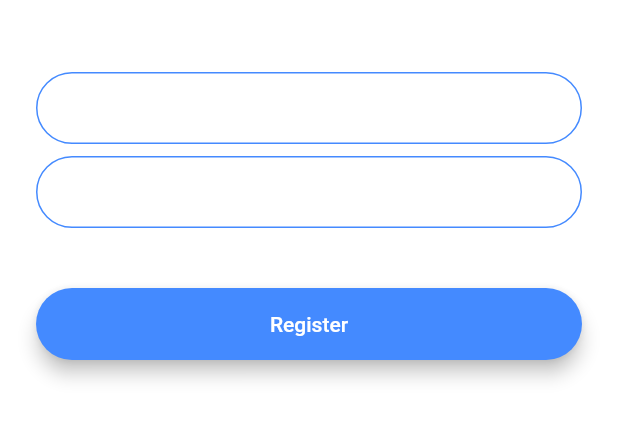
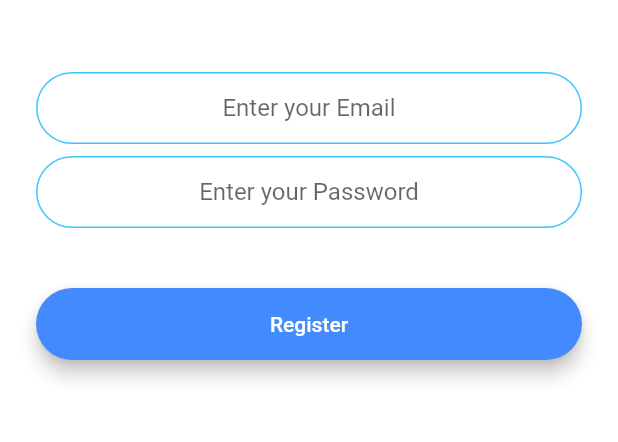
Before and after one commit to manRexx/Flash-Chat, a Flutter app: the screen it shows after launch, after a tap on "Register", on a phone screen of 412 x 824 dp, the part 576-1018 px from its top. Run offline on Flutter 3.47's test engine with Material 2 defaults, Android fonts, the phone set to English and light mode, and no system bars; our stand-ins replace animated_text_kit, firebase_auth, firebase_core; accounts and stored records are empty.

```diff
--- /dev/null
+++ b/lib/components/rounded_button.dart
@@ -0,0 +1,32 @@
+import 'package:flutter/material.dart';
+class RoundedButton extends StatelessWidget {
+  RoundedButton({this.color,this.title,@required this.onPressed});
+
+  final Color color;
+  final String title;
+  final Function onPressed;
+
+
+  @override
+  Widget build(BuildContext context) {
+    return Padding(
+      padding: EdgeInsets.symmetric(vertical: 16.0),
+      child: Material(
+        elevation: 5.0,
+        color: color,
+        borderRadius: BorderRadius.circular(30.0),
+        child: MaterialButton(
+          onPressed: onPressed,
+          minWidth: 200.0,
+          height: 42.0,
+          child: Text(
+            title,
+            style: TextStyle(
+              color: Colors.white,
+            ),
+          ),
+        ),
+      ),
+    );
+  }
+}
--- a/lib/constants.dart
+++ b/lib/constants.dart
@@ -17,3 +17,23 @@ const kMessageContainerDecoration = BoxDecoration(
     top: BorderSide(color: Colors.lightBlueAccent, width: 2.0),
   ),
 );
+
+
+const kInputDecoration=InputDecoration(
+  hintText: 'Enter your password.',
+  contentPadding:
+  EdgeInsets.symmetric(vertical: 10.0, horizontal: 20.0),
+  border: OutlineInputBorder(
+    borderRadius: BorderRadius.all(Radius.circular(32.0)),
+  ),
+  enabledBorder: OutlineInputBorder(
+    borderSide:
+    BorderSide(color: Colors.lightBlueAccent, width: 1.0),
+    borderRadius: BorderRadius.all(Radius.circular(32.0)),
+  ),
+  focusedBorder: OutlineInputBorder(
+    borderSide:
+    BorderSide(color: Colors.lightBlueAccent, width: 2.0),
+    borderRadius: BorderRadius.all(Radius.circular(32.0)),
+  ),
+);
--- a/lib/main.dart
+++ b/lib/main.dart
@@ -1,20 +1,20 @@
+import 'package:firebase_core/firebase_core.dart';
 import 'package:flutter/material.dart';
 import 'package:flash_chat/screens/welcome_screen.dart';
 import 'package:flash_chat/screens/login_screen.dart';
 import 'package:flash_chat/screens/registration_screen.dart';
 import 'package:flash_chat/screens/chat_screen.dart';
 
-void main() => runApp(FlashChat());
+void main() async {
+  WidgetsFlutterBinding.ensureInitialized();
+  await Firebase.initializeApp();
+  runApp(FlashChat());
+}
 
 class FlashChat extends StatelessWidget {
   @override
   Widget build(BuildContext context) {
     return MaterialApp(
-      theme: ThemeData.dark().copyWith(
-        textTheme: TextTheme(
-          body1: TextStyle(color: Colors.black54),
-        ),
-      ),
       initialRoute: WelcomeScreen.id,
       routes:{
         WelcomeScreen.id:(context)=>WelcomeScreen(),
--- a/lib/screens/registration_screen.dart
+++ b/lib/screens/registration_screen.dart
@@ -1,4 +1,8 @@
 import 'package:flutter/material.dart';
+import 'package:flash_chat/components/rounded_button.dart';
+import 'package:flash_chat/constants.dart';
+import 'package:firebase_auth/firebase_auth.dart';
+import 'chat_screen.dart';
 
 class RegistrationScreen extends StatefulWidget {
   static const String id='registration-screens';
@@ -7,6 +11,11 @@ class RegistrationScreen extends StatefulWidget {
 }
 
 class _RegistrationScreenState extends State<RegistrationScreen> {
+
+  final _auth=FirebaseAuth.instance;
+
+  String email;
+  String password;
   @override
   Widget build(BuildContext context) {
     return Scaffold(
@@ -28,72 +37,42 @@ class _RegistrationScreenState extends State<RegistrationScreen> {
               height: 48.0,
             ),
             TextField(
+              keyboardType: TextInputType.emailAddress,
+              textAlign: TextAlign.center,
               onChanged: (value) {
                 //Do something with the user input.
+                email=value;
               },
-              decoration: InputDecoration(
-                hintText: 'Enter your email',
-                contentPadding:
-                    EdgeInsets.symmetric(vertical: 10.0, horizontal: 20.0),
-                border: OutlineInputBorder(
-                  borderRadius: BorderRadius.all(Radius.circular(32.0)),
-                ),
-                enabledBorder: OutlineInputBorder(
-                  borderSide: BorderSide(color: Colors.blueAccent, width: 1.0),
-                  borderRadius: BorderRadius.all(Radius.circular(32.0)),
-                ),
-                focusedBorder: OutlineInputBorder(
-                  borderSide: BorderSide(color: Colors.blueAccent, width: 2.0),
-                  borderRadius: BorderRadius.all(Radius.circular(32.0)),
-                ),
-              ),
+              decoration: kInputDecoration.copyWith(hintText: 'Enter your Email'),
+
             ),
             SizedBox(
               height: 8.0,
             ),
             TextField(
+              obscureText: true,
+              textAlign: TextAlign.center,
               onChanged: (value) {
                 //Do something with the user input.
+                password=value;
               },
-              decoration: InputDecoration(
-                hintText: 'Enter your password',
-                contentPadding:
-                    EdgeInsets.symmetric(vertical: 10.0, horizontal: 20.0),
-                border: OutlineInputBorder(
-                  borderRadius: BorderRadius.all(Radius.circular(32.0)),
-                ),
-                enabledBorder: OutlineInputBorder(
-                  borderSide: BorderSide(color: Colors.blueAccent, width: 1.0),
-                  borderRadius: BorderRadius.all(Radius.circular(32.0)),
-                ),
-                focusedBorder: OutlineInputBorder(
-                  borderSide: BorderSide(color: Colors.blueAccent, width: 2.0),
-                  borderRadius: BorderRadius.all(Radius.circular(32.0)),
-                ),
-              ),
+              decoration: kInputDecoration.copyWith(hintText: 'Enter your Password'),
             ),
             SizedBox(
               height: 24.0,
             ),
-            Padding(
-              padding: EdgeInsets.symmetric(vertical: 16.0),
-              child: Material(
-                color: Colors.blueAccent,
-                borderRadius: BorderRadius.all(Radius.circular(30.0)),
-                elevation: 5.0,
-                child: MaterialButton(
-                  onPressed: () {
-                    //Implement registration functionality.
-                  },
-                  minWidth: 200.0,
-                  height: 42.0,
-                  child: Text(
-                    'Register',
-                    style: TextStyle(color: Colors.white),
-                  ),
-                ),
-              ),
-            ),
+            RoundedButton( title: 'Register',color: Colors.blueAccent, onPressed: ()async{
+              try{
+                final newUser=await _auth.createUserWithEmailAndPassword(email: email, password: password);
+                print(email);
+                print(password);
+                if(newUser!=null){
+                  Navigator.pushNamed(context, ChatScreen.id);
+                }
+              }catch(e){
+                print(e);
+              }
+            },)
           ],
         ),
       ),
--- a/lib/screens/welcome_screen.dart
+++ b/lib/screens/welcome_screen.dart
@@ -2,6 +2,9 @@ import 'package:flash_chat/screens/login_screen.dart';
 import 'package:flutter/material.dart';
 import 'login_screen.dart';
 import 'registration_screen.dart';
+import 'package:animated_text_kit/animated_text_kit.dart';
+import 'package:flash_chat/components/rounded_button.dart';
+
 
 class WelcomeScreen extends StatefulWidget {
   static const String id='welcome-screen';
@@ -54,56 +57,25 @@ class _WelcomeScreenState extends State<WelcomeScreen> with SingleTickerProvider
                     height: animation.value * 100,
                   ),
                 ),
-                Text(
-                  'Flash Chat',
-                  style: TextStyle(
+                TyperAnimatedTextKit(
+                  text :['Flash Chat'],
+                  textStyle: TextStyle(
                     fontSize: 45.0,
-                    fontWeight: FontWeight.w900,
+                    fontWeight: FontWeight.w900 ,
                   ),
+                  speed: Duration(milliseconds: 300),
                 ),
               ],
             ),
             SizedBox(
               height: 48.0,
             ),
-            Padding(
-              padding: EdgeInsets.symmetric(vertical: 16.0),
-              child: Material(
-                elevation: 5.0,
-                color: Colors.lightBlueAccent,
-                borderRadius: BorderRadius.circular(30.0),
-                child: MaterialButton(
-                  onPressed: () {
-                    //Go to login screen.
-                    Navigator.pushNamed(context, LoginScreen.id);
-                  },
-                  minWidth: 200.0,
-                  height: 42.0,
-                  child: Text(
-                    'Log In',
-                  ),
-                ),
-              ),
-            ),
-            Padding(
-              padding: EdgeInsets.symmetric(vertical: 16.0),
-              child: Material(
-                color: Colors.blueAccent,
-                borderRadius: BorderRadius.circular(30.0),
-                elevation: 5.0,
-                child: MaterialButton(
-                  onPressed: () {
-                    //Go to registration screen.
-                    Navigator.pushNamed(context,RegistrationScreen.id);
-                  },
-                  minWidth: 200.0,
-                  height: 42.0,
-                  child: Text(
-                    'Register',
-                  ),
-                ),
-              ),
-            ),
+            RoundedButton(title: 'Log In',color: Colors.lightBlueAccent,onPressed: (){
+              Navigator.pushNamed(context, LoginScreen.id);
+            },),
+            RoundedButton(title: 'Register',color: Colors.blueAccent,onPressed: (){
+              Navigator.pushNamed(context, RegistrationScreen.id);
+            },),
           ],
         ),
       ),
--- a/pubspec.yaml
+++ b/pubspec.yaml
@@ -11,6 +11,10 @@ dependencies:
     sdk: flutter
 
   cupertino_icons: ^0.1.2
+  animated_text_kit: ^2.3.0
+  firebase_core: ^0.5.0+1
+  firebase_auth: ^0.18.1+2
+  cloud_firestore: ^0.14.1+3
 
 dev_dependencies:
   flutter_test:
```
Also changed, not shown: lib/screens/chat_screen.dart (+25 -0 lines), lib/screens/login_screen.dart (+27 -54 lines), pubspec.lock, 3 other files.
